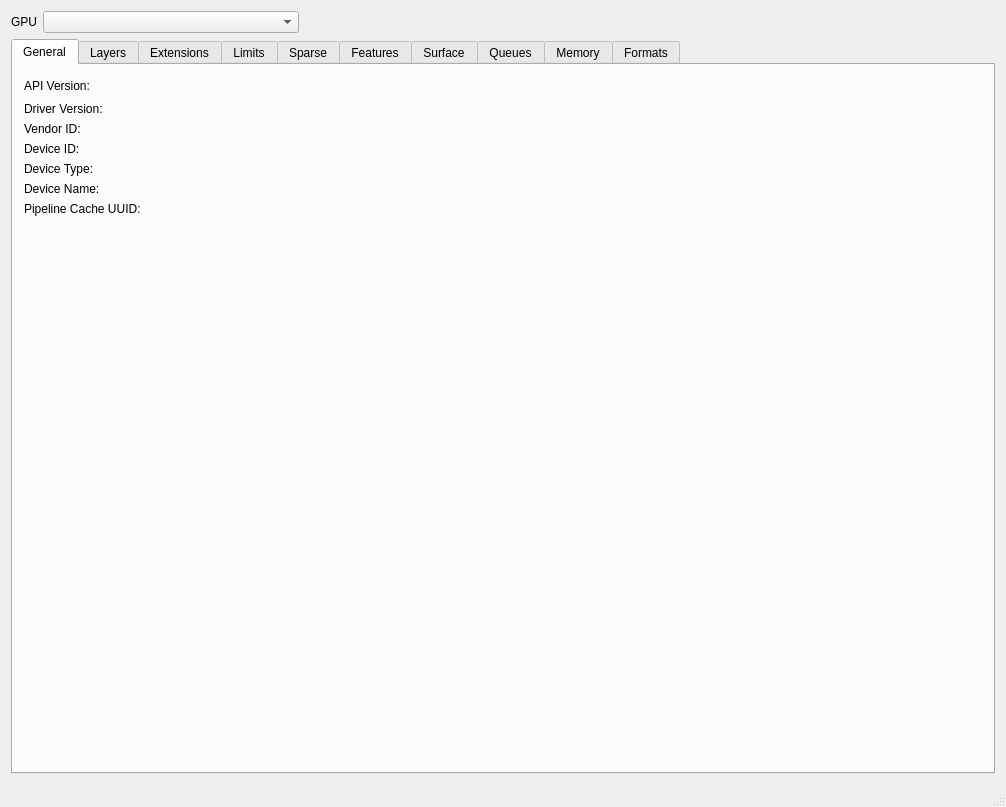
Before: the Qt Designer form mainwindow.ui in chaoticbob/VulkanInfoViewer, drawn with Qt 5.
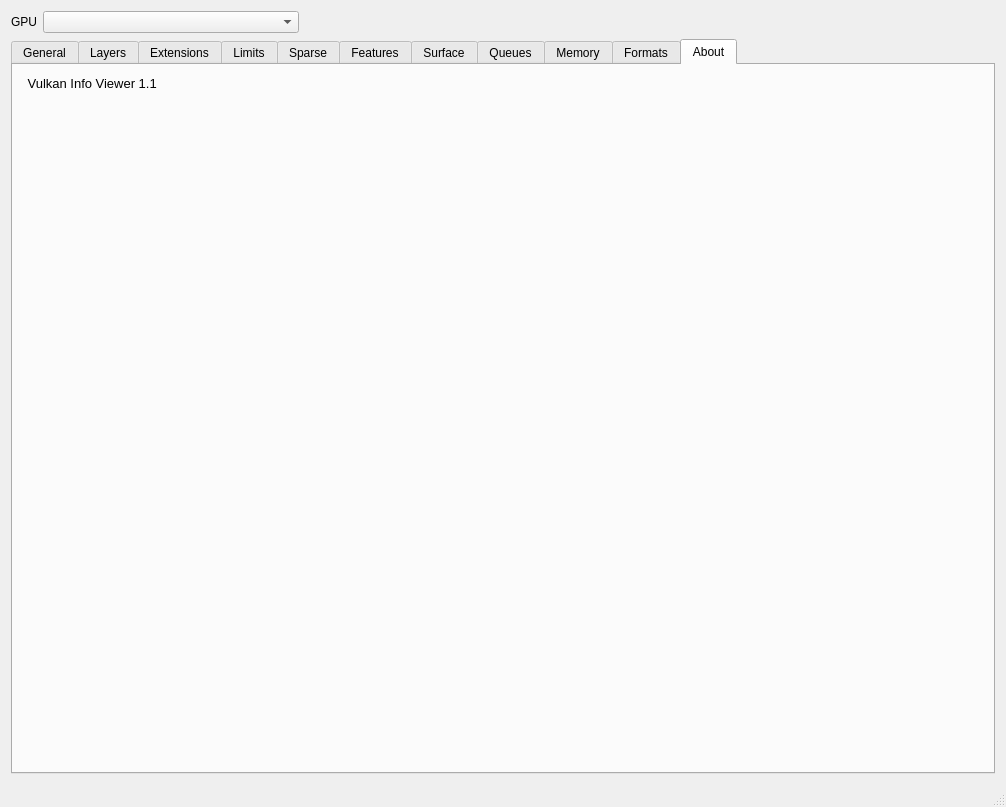
After: the same form once the commit is applied. The open tabs and pages were chosen to show the change. Icons and pictures are not drawn.

Commit message: Added Vulkan logo

The edit to the form file:
```diff
--- a/mainwindow.ui
+++ b/mainwindow.ui
@@ -2265,6 +2265,75 @@
           </item>
          </layout>
         </widget>
+        <widget class="QWidget" name="tab_15">
+         <attribute name="title">
+          <string>About</string>
+         </attribute>
+         <layout class="QVBoxLayout" name="verticalLayout_49">
+          <item>
+           <layout class="QVBoxLayout" name="verticalLayout_48">
+            <item>
+             <layout class="QHBoxLayout" name="horizontalLayout_9">
+              <item>
+               <widget class="QLabel" name="label_23">
+                <property name="font">
+                 <font>
+                  <pointsize>10</pointsize>
+                  <weight>50</weight>
+                  <bold>false</bold>
+                 </font>
+                </property>
+                <property name="text">
+                 <string> Vulkan Info Viewer 1.1</string>
+                </property>
+               </widget>
+              </item>
+             </layout>
+            </item>
+            <item>
+             <spacer name="verticalSpacer_2">
+              <property name="orientation">
+               <enum>Qt::Vertical</enum>
+              </property>
+              <property name="sizeHint" stdset="0">
+               <size>
+                <width>20</width>
+                <height>40</height>
+               </size>
+              </property>
+             </spacer>
+            </item>
+            <item>
+             <layout class="QHBoxLayout" name="horizontalLayout_10">
+              <item>
+               <spacer name="horizontalSpacer_11">
+                <property name="orientation">
+                 <enum>Qt::Horizontal</enum>
+                </property>
+                <property name="sizeHint" stdset="0">
+                 <size>
+                  <width>40</width>
+                  <height>20</height>
+                 </size>
+                </property>
+               </spacer>
+              </item>
+              <item>
+               <widget class="QLabel" name="label_24">
+                <property name="text">
+                 <string/>
+                </property>
+                <property name="pixmap">
+                 <pixmap resource="VulkanInfoViewer.qrc">:/res/images/Vulkan_170px_Dec16.png</pixmap>
+                </property>
+               </widget>
+              </item>
+             </layout>
+            </item>
+           </layout>
+          </item>
+         </layout>
+        </widget>
        </widget>
       </item>
      </layout>
```
Left out of the diff: 4 changed lines with no effect on the pictures. The commit also changes 3 other files.
